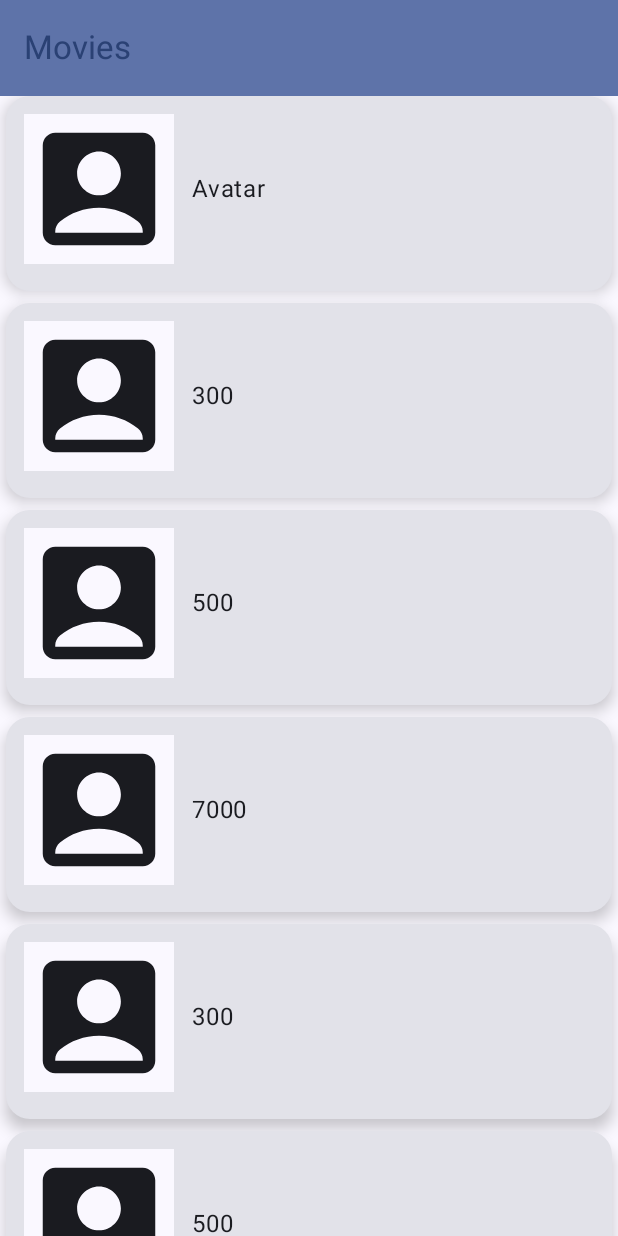
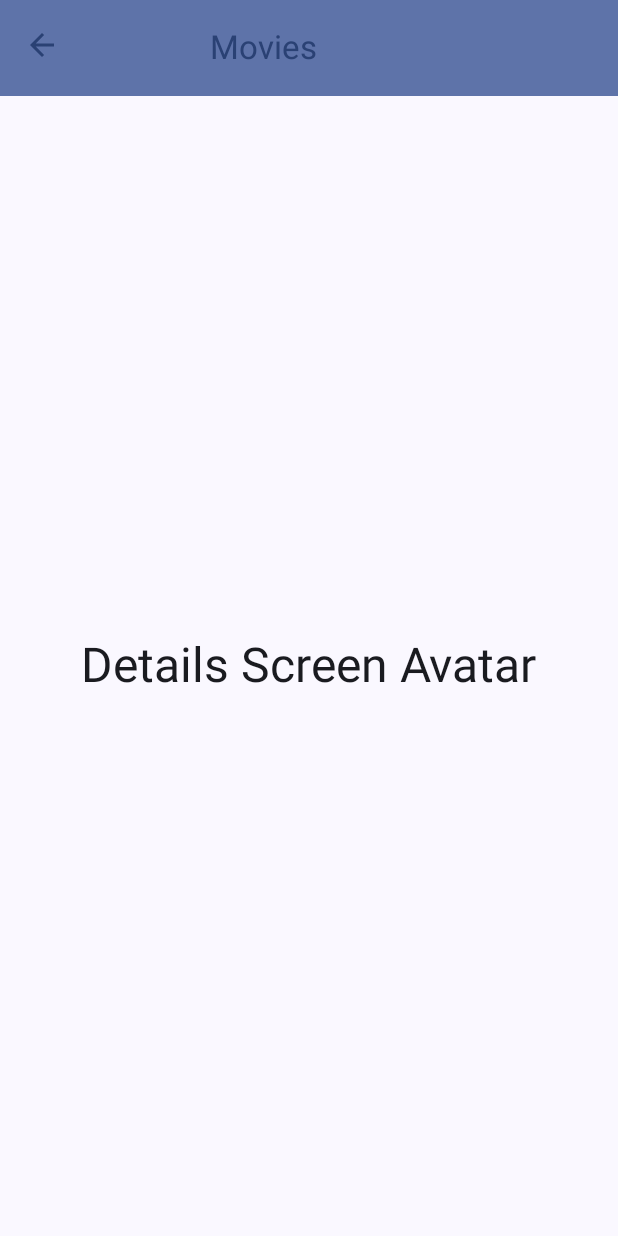
Before and after one commit to kateLint/MovieAppcompose, an Android app built with Jetpack Compose: the screen it shows after launch (MainActivity), after a tap on "Avatar", on a phone screen of 412 x 824 dp. Run offline under Robolectric (Android 15) with nearby library versions, the phone set to English and light mode, and no system bars.

Commit message:
navigation, bar top padding = calculateTopPadding()

```diff
--- a/app/build.gradle.kts
+++ b/app/build.gradle.kts
@@ -5,7 +5,7 @@ plugins {
 
 android {
     namespace = "com.compose.movieappcompose"
-    compileSdk = 33
+    compileSdk = 34
 
     defaultConfig {
         applicationId = "com.compose.movieappcompose"
--- a/app/src/main/java/com/compose/movieappcompose/MainActivity.kt
+++ b/app/src/main/java/com/compose/movieappcompose/MainActivity.kt
@@ -38,6 +38,7 @@ import androidx.compose.ui.graphics.RectangleShape
 import androidx.compose.ui.tooling.preview.Preview
 import androidx.compose.ui.unit.Dp
 import androidx.compose.ui.unit.dp
+import com.compose.movieappcompose.navigation.MovieNavigation
 import com.compose.movieappcompose.ui.theme.MovieAppcomposeTheme
 
 class MainActivity : ComponentActivity() {
@@ -45,56 +46,23 @@ class MainActivity : ComponentActivity() {
         super.onCreate(savedInstanceState)
         setContent {
             MyApp {
-                MainContent()
+                MovieNavigation()
             }
         }
     }
 }
 
-
-@SuppressLint("UnusedMaterial3ScaffoldPaddingParameter")
-@OptIn(ExperimentalMaterial3Api::class)
 @Composable
 fun MyApp(content: @Composable () -> Unit){
     MovieAppcomposeTheme {
-        Scaffold(
-            topBar = {
-                TopAppBar(
-                    colors = TopAppBarDefaults.mediumTopAppBarColors(
-                        containerColor = MaterialTheme.colorScheme.primaryContainer,
-                        titleContentColor = MaterialTheme.colorScheme.primary,
-                    ),
-                    title = {
-                        Text("Movies")
-                    }
-                )
-            },
-        ) { innerPadding ->
-            content()
-            // scrollContent()
-            //ScrollContent(innerPadding)
-        }
+        content()
     }
 
 }
 
 
 
-@Composable
-fun MainContent(movieList: List<String> = listOf("Avatar", "300", "500", "7000",  "300", "500", "7000", "Harry Poter")){
 
-        Column(modifier = Modifier.padding(top = 60.dp)) {
-            LazyColumn(modifier = Modifier){
-                items(movieList.size){index->
-                    MovieRow(movie =  movieList[index]){ movie ->
-
-
-                    }
-                    //Text(text = movieList[index])
-                }
-            }
-        }
-}
 
 @Composable
 fun MovieRow(movie: String, onItemclick: (String) -> Unit){
@@ -126,6 +94,6 @@ fun MovieRow(movie: String, onItemclick: (String) -> Unit){
 @Composable
 fun GreetingPreview() {
    MyApp {
-       MainContent()
+      MovieNavigation()
    }
 }
--- a/app/src/main/java/com/compose/movieappcompose/navigation/MovieNavigation.kt
+++ b/app/src/main/java/com/compose/movieappcompose/navigation/MovieNavigation.kt
@@ -1,10 +1,31 @@
 package com.compose.movieappcompose.navigation
 
 import androidx.compose.runtime.Composable
-import androidx.compose.runtime.remember
+import androidx.navigation.NavType
+import androidx.navigation.compose.NavHost
+import androidx.navigation.compose.composable
 import androidx.navigation.compose.rememberNavController
+import androidx.navigation.navArgument
+import com.compose.movieappcompose.screen.details.DetailsScreen
+import com.compose.movieappcompose.screen.home.HomeScreen
 
 @Composable
 fun MovieNavigation(){
     val navController = rememberNavController()
+
+    NavHost(navController = navController,
+        startDestination = MovieScreens.HomeScreen.name){
+        composable(MovieScreens.HomeScreen.name){
+            //here we pass where this should lead us to
+            HomeScreen(navController = navController)
+        }
+
+        composable(MovieScreens.DetailsScreen.name + "/{movie}",
+            arguments = listOf(navArgument(name = "movie"){ type = NavType.StringType})
+        ){
+            backStackEntry ->
+
+            DetailsScreen(navController =  navController, backStackEntry.arguments?.getString("movie"))
+        }
+    }
 }
--- /dev/null
+++ b/app/src/main/java/com/compose/movieappcompose/screen/details/DetailsScreen.kt
@@ -0,0 +1,77 @@
+@file:OptIn(ExperimentalMaterial3Api::class)
+
+package com.compose.movieappcompose.screen.details
+
+import android.annotation.SuppressLint
+import androidx.compose.foundation.clickable
+import androidx.compose.foundation.layout.Arrangement
+import androidx.compose.foundation.layout.Column
+import androidx.compose.foundation.layout.Row
+import androidx.compose.foundation.layout.Spacer
+import androidx.compose.foundation.layout.fillMaxHeight
+import androidx.compose.foundation.layout.fillMaxWidth
+import androidx.compose.foundation.layout.height
+import androidx.compose.foundation.layout.padding
+import androidx.compose.foundation.layout.width
+import androidx.compose.material.icons.Icons
+import androidx.compose.material.icons.filled.ArrowBack
+import androidx.compose.material3.Button
+import androidx.compose.material3.ExperimentalMaterial3Api
+import androidx.compose.material3.Icon
+import androidx.compose.material3.MaterialTheme
+import androidx.compose.material3.Scaffold
+import androidx.compose.material3.Surface
+import androidx.compose.material3.Text
+import androidx.compose.material3.TopAppBar
+import androidx.compose.material3.TopAppBarDefaults
+import androidx.compose.runtime.Composable
+import androidx.compose.ui.Alignment
+import androidx.compose.ui.Modifier
+import androidx.compose.ui.unit.dp
+import androidx.navigation.NavController
+import com.compose.movieappcompose.screen.home.MainContent
+
+@SuppressLint("UnusedMaterial3ScaffoldPaddingParameter")
+@Composable
+fun DetailsScreen(navController: NavController, movieData: String?){
+
+    Scaffold(
+        topBar = {
+            TopAppBar(
+                colors = TopAppBarDefaults.mediumTopAppBarColors(
+                    containerColor = MaterialTheme.colorScheme.primaryContainer,
+                    titleContentColor = MaterialTheme.colorScheme.primary,
+                ),
+
+                title = {
+                    Row(horizontalArrangement = Arrangement.Start) {
+                        Icon(imageVector = Icons.Default.ArrowBack, contentDescription = "Arrow Back",
+                            modifier = Modifier.clickable {
+                                navController.popBackStack()
+                            })
+                        Spacer(modifier = Modifier.width(100.dp))
+                        Text("Movies")
+                    }
+
+                }
+            )
+        },
+    ) {
+
+        Surface (modifier = Modifier
+            .padding(top =  it.calculateTopPadding())
+        .fillMaxHeight()
+        .fillMaxWidth()
+    ){
+        Column (horizontalAlignment = Alignment.CenterHorizontally,
+            verticalArrangement = Arrangement.Center){
+
+            Text(text = "Details Screen $movieData", style = MaterialTheme.typography.headlineLarge)
+
+        }
+
+    }
+
+    }
+
+}
--- /dev/null
+++ b/app/src/main/java/com/compose/movieappcompose/screen/home/HomeScreen.kt
@@ -0,0 +1,62 @@
+package com.compose.movieappcompose.screen.home
+
+import android.annotation.SuppressLint
+import androidx.compose.foundation.layout.Column
+import androidx.compose.foundation.layout.fillMaxSize
+import androidx.compose.foundation.layout.fillMaxWidth
+import androidx.compose.foundation.layout.padding
+import androidx.compose.foundation.lazy.LazyColumn
+import androidx.compose.material3.ExperimentalMaterial3Api
+import androidx.compose.material3.MaterialTheme
+import androidx.compose.material3.Scaffold
+import androidx.compose.material3.Text
+import androidx.compose.material3.TopAppBar
+import androidx.compose.material3.TopAppBarDefaults
+import androidx.compose.runtime.Composable
+import androidx.compose.ui.Modifier
+import androidx.compose.ui.unit.dp
+import androidx.navigation.NavController
+import com.compose.movieappcompose.MovieRow
+import com.compose.movieappcompose.navigation.MovieScreens
+
+@OptIn(ExperimentalMaterial3Api::class)
+@SuppressLint("UnusedMaterial3ScaffoldPaddingParameter")
+@Composable
+fun HomeScreen(navController: NavController){
+    Scaffold(
+        topBar = {
+            TopAppBar(
+                colors = TopAppBarDefaults.mediumTopAppBarColors(
+                    containerColor = MaterialTheme.colorScheme.primaryContainer,
+                    titleContentColor = MaterialTheme.colorScheme.primary,
+                ),
+                title = {
+                    Text("Movies")
+                }
+            )
+        },
+    ) {
+
+        MainContent(Modifier.padding(top =  it.calculateTopPadding()),navController = navController)
+
+        // scrollContent()
+        //ScrollContent(innerPadding)
+    }
+}
+
+@Composable
+fun MainContent(modifier: Modifier, navController: NavController, movieList: List<String> = listOf("Avatar", "300", "500", "7000",  "300", "500", "7000", "Harry Poter", "7000",  "300", "500", "7000", "Harry Poter")){
+
+    Column(modifier = modifier
+        .fillMaxSize()) {
+        LazyColumn {
+            items(movieList.size){index->
+                MovieRow(movie =  movieList[index]){ movie ->
+                    navController.navigate(route = MovieScreens.DetailsScreen.name+"/$movie")
+
+                }
+                //Text(text = movieList[index])
+            }
+        }
+    }
+}
```
